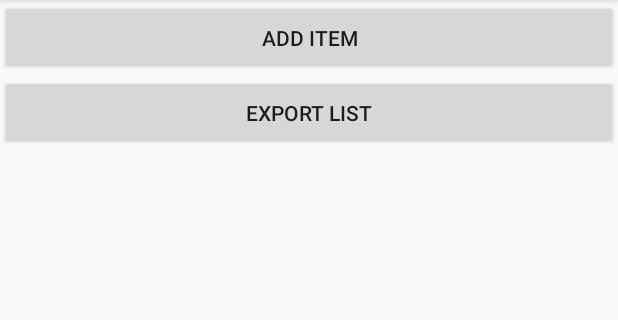
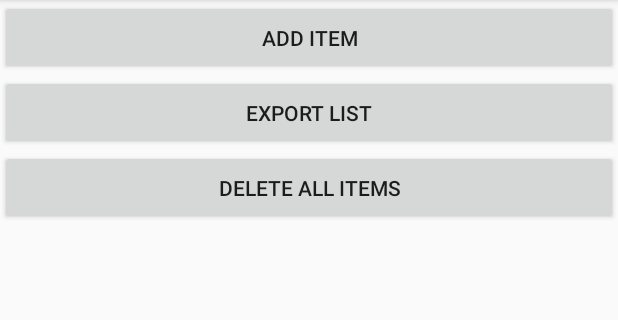
Before and after one commit to tanishqaggarwal/metalweightcalculator, an Android app: the screen it shows after launch (MainActivity), on a phone screen of 412 x 824 dp, the part 84-404 px from its top. Run offline under Robolectric (Android 15) with nearby library versions, the phone set to English and light mode, and no system bars; libraries missing offline, so code that uses them is left out: de.siegmar.fastcsv, io.realm, pub.devrel.easypermissions; 13 statements that could not run were skipped.

Commit message:
del all items and finish on save record

```diff
--- a/app/src/main/java/com/tanishqaggarwal/metalweightcalculator/MetalCalculateActivity.java
+++ b/app/src/main/java/com/tanishqaggarwal/metalweightcalculator/MetalCalculateActivity.java
@@ -360,6 +360,7 @@ public class MetalCalculateActivity extends AppCompatActivity {
                     try {
                         realm.copyToRealm(object);
                         Toast.makeText(getApplicationContext(), "Item Saved", Toast.LENGTH_SHORT).show();
+                        MetalCalculateActivity.this.finish();
                     } catch (RealmPrimaryKeyConstraintException e) {
                         Toast.makeText(getApplicationContext(), "Primary Key exists, Press Update instead", Toast.LENGTH_SHORT).show();
                     }
--- a/app/src/main/res/layout/activity_main.xml
+++ b/app/src/main/res/layout/activity_main.xml
@@ -1,8 +1,9 @@
 <?xml version="1.0" encoding="utf-8"?>
-<androidx.constraintlayout.widget.ConstraintLayout xmlns:android="http://schemas.android.com/apk/res/android"
+<LinearLayout xmlns:android="http://schemas.android.com/apk/res/android"
     xmlns:app="http://schemas.android.com/apk/res-auto"
     xmlns:tools="http://schemas.android.com/tools"
     android:layout_width="match_parent"
+    android:orientation="vertical"
     android:layout_height="match_parent"
     tools:context=".MainActivity">
 
@@ -19,13 +20,21 @@
         android:layout_height="50dp"
         android:text="Export List"
         android:onClick="exportList"
-        app:layout_constraintTop_toBottomOf="@+id/add_item_btn"/>
+        app:layout_constraintTop_toBottomOf="@+id/add_item_btn" />
+
+    <Button
+        android:id="@+id/del_item"
+        android:layout_width="match_parent"
+        android:layout_height="50dp"
+        android:text="Delete All items"
+        android:onClick="delAllItems"
+        app:layout_constraintTop_toBottomOf="@+id/add_item_btn" />
 
     <androidx.recyclerview.widget.RecyclerView
         android:id="@+id/savedPiecesListView"
         android:layout_width="match_parent"
-        android:layout_height="0dp"
+        android:layout_height="match_parent"
         app:layout_constraintBottom_toBottomOf="parent"
         app:layout_constraintTop_toBottomOf="@+id/export_btn" />
 
-</androidx.constraintlayout.widget.ConstraintLayout>
+</LinearLayout>
```
Also changed, not shown: app/src/main/java/com/tanishqaggarwal/metalweightcalculator/MainActivity.java (+11 -1 lines).
